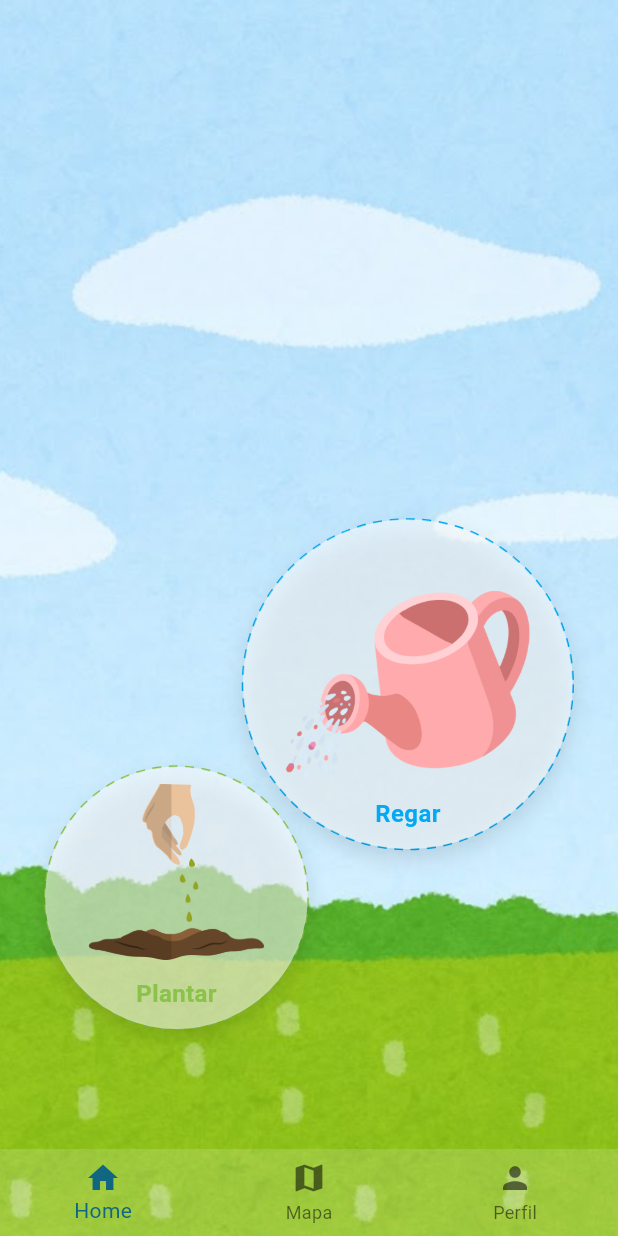
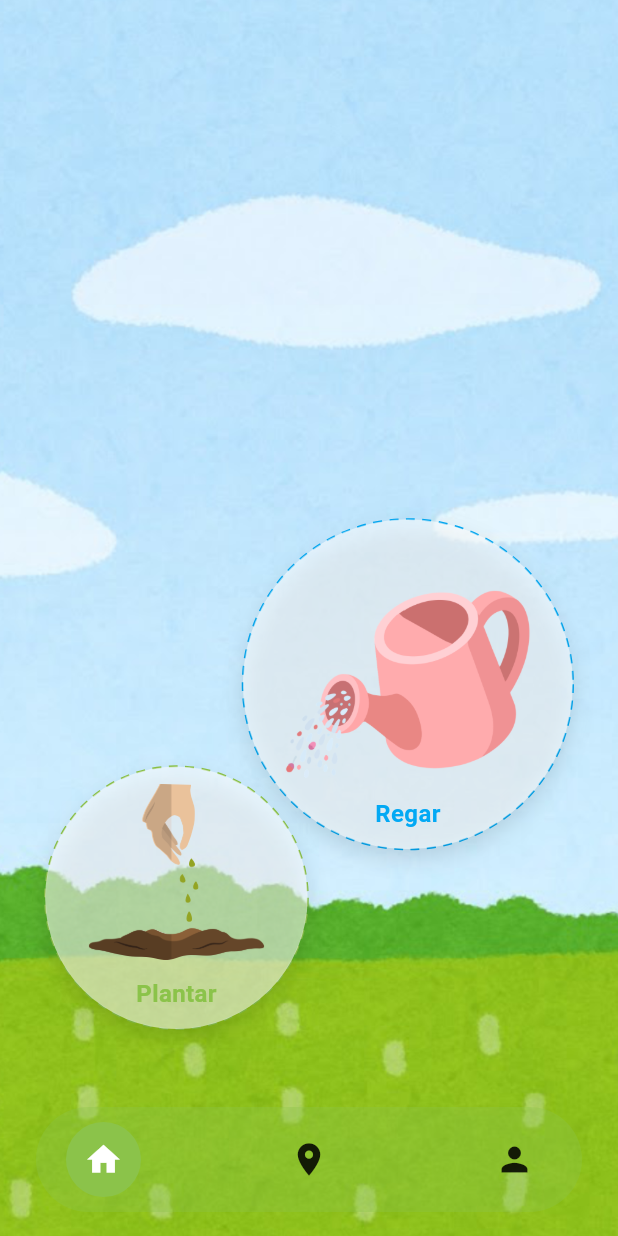
Before and after one commit to mirelasc23/ddm_projeto_final, a Flutter app: the Telas screen opened by its route, on a phone screen of 412 x 824 dp. Run offline on Flutter 3.47's test engine with Material 3 defaults, Android fonts, the phone set to English and light mode, and no system bars; drawn by our look-alikes of dotted_border; our stand-ins replace firebase_auth, firebase_core, get_it, sqflite; accounts and stored records are empty; Roboto replaces fonts that are missing (ChildosArabic).

Commit message:
ajuste da navbar para o estilo do prototipo

```diff
--- a/lib/view/telas.dart
+++ b/lib/view/telas.dart
@@ -1,6 +1,7 @@
 import 'package:ddm_projeto_final/view/tela_perfil.dart';
 import 'package:ddm_projeto_final/view/tela_home.dart';
 import 'package:flutter/material.dart';
+import 'package:ddm_projeto_final/widgets/navbar.dart';
 
 class Telas extends StatefulWidget {
   const Telas({super.key});
@@ -12,38 +13,37 @@ class Telas extends StatefulWidget {
 class _TelasState extends State<Telas> {
   int _selectedIndex = 0;
 
-  void _navegacaoNavbar(int index){
+  void _navegarNavbar(int index) {
     setState(() {
       _selectedIndex = index;
     });
   }
 
-  final List<Widget> _paginas = [
-    TelaHome(),
-    Placeholder(),
-    TelaPerfil(),
-  ];
+  final List<Widget> _paginas = [TelaHome(), Placeholder(), TelaPerfil()];
 
   @override
   Widget build(BuildContext context) {
-
     return Scaffold(
       extendBodyBehindAppBar: true,
       extendBody: true,
 
       body: _paginas[_selectedIndex],
-      bottomNavigationBar: BottomNavigationBar(
-        currentIndex: _selectedIndex,
-        onTap: _navegacaoNavbar,
-        type: BottomNavigationBarType.fixed,
-        backgroundColor: Colors.white.withOpacity(0.15),
-        elevation: 0,
-        items: [
-          BottomNavigationBarItem(icon: Icon(Icons.home), label: 'Home'),
-          BottomNavigationBarItem(icon: Icon(Icons.map), label: 'Mapa'),
-          BottomNavigationBarItem(icon: Icon(Icons.person), label: 'Perfil'),
-        ],
+      bottomNavigationBar: Navbar(
+        paginaSelecionada: _selectedIndex,
+        onTap: _navegarNavbar,
       ),
+      // bottomNavigationBar: BottomNavigationBar(
+      //   currentIndex: _selectedIndex,
+      //   onTap: _navegacaoNavbar,
+      //   type: BottomNavigationBarType.fixed,
+      //   backgroundColor: Colors.white.withOpacity(0.15),
+      //   elevation: 0,
+      //   items: [
+      //     BottomNavigationBarItem(icon: Icon(Icons.home), label: 'Home'),
+      //     BottomNavigationBarItem(icon: Icon(Icons.map), label: 'Mapa'),
+      //     BottomNavigationBarItem(icon: Icon(Icons.person), label: 'Perfil'),
+      //   ],
+      // ),
     );
   }
 }
--- /dev/null
+++ b/lib/widgets/navbar.dart
@@ -0,0 +1,53 @@
+import 'package:flutter/material.dart';
+
+class Navbar extends StatelessWidget{
+  final int paginaSelecionada;
+  final ValueChanged<int> onTap;
+
+  const Navbar({
+    Key? key,
+    required this.paginaSelecionada,
+    required this.onTap,
+  }) : super(key: key);
+
+  static const _icones = [
+    Icons.home,
+    Icons.location_on,
+    Icons.person
+  ];
+
+  @override
+  Widget build(BuildContext context) {
+    return Container(
+      margin: const EdgeInsets.fromLTRB(24, 0, 24, 16),
+      padding: const EdgeInsets.symmetric(vertical: 10, horizontal: 20),
+      decoration: BoxDecoration(
+        color: Colors.lightGreen.withOpacity(0.35),
+        borderRadius: BorderRadius.circular(40)
+      ),
+      child: Row(
+        mainAxisAlignment: MainAxisAlignment.spaceBetween,
+        children: List.generate(_icones.length, (index){
+          final selecionada = paginaSelecionada == index;
+          return GestureDetector(
+            onTap: () => onTap(index),
+            child: AnimatedContainer(
+              duration: const Duration(milliseconds: 200),
+              padding: const EdgeInsets.all(12),
+              decoration: BoxDecoration(
+                shape: BoxShape.circle,
+                color: selecionada ? Colors.lightGreen : Colors.transparent
+              ),
+              child: Icon(
+              _icones[index],
+              color: selecionada ? Colors.white : Colors.black87,
+              size: 26,
+              ),
+            ),
+          );
+        },
+        ),
+      ),
+    );
+  }
+}
```
